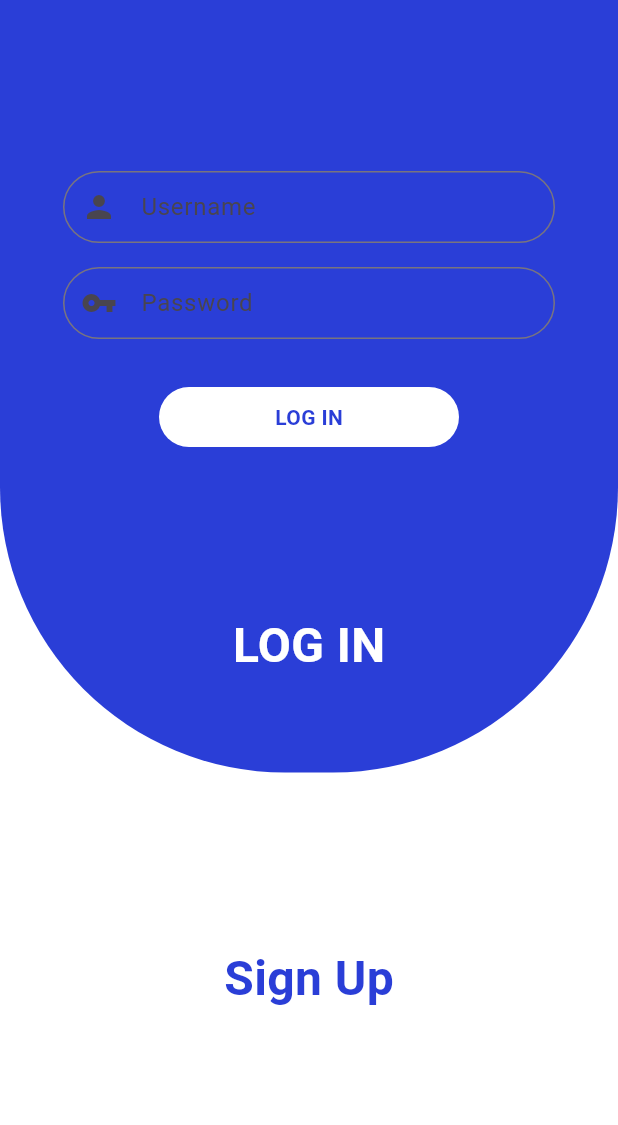
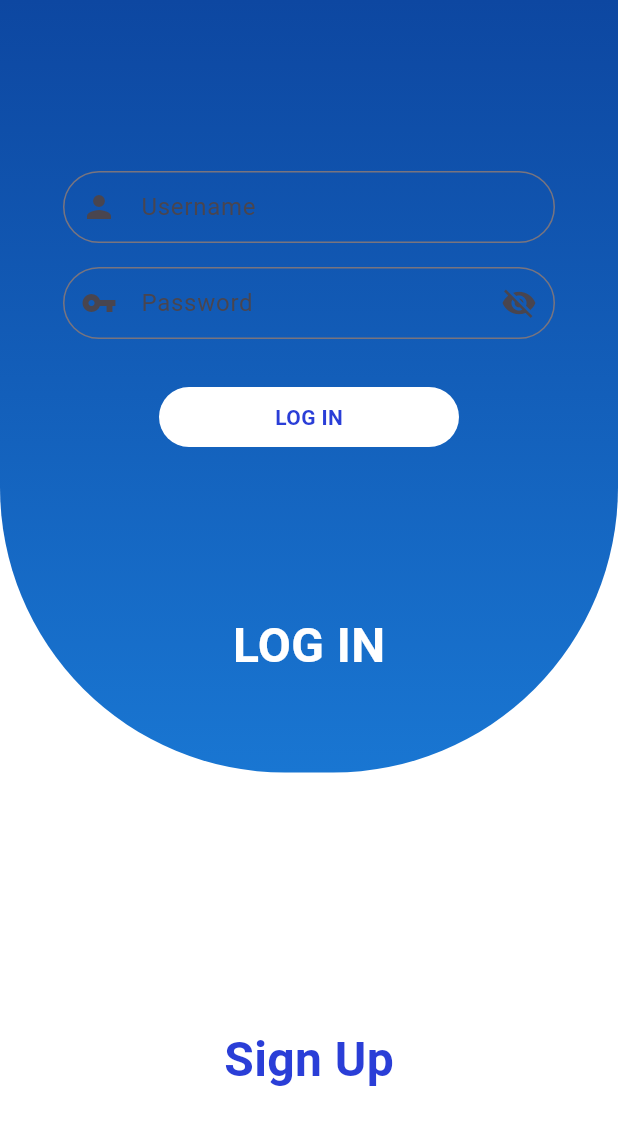
Before and after one commit to gy4an/logmate, a Flutter app: the screen it shows after launch, after a tap on "Sign Up", after a tap on "LOG IN", on a phone screen of 412 x 824 dp. Shown: the top 1125 px of the screen. Run offline on Flutter 3.47's test engine with Material 3 defaults, Android fonts, the phone set to English and light mode, and no system bars; our stand-ins replace shared_preferences, signature.

Commit message:
login&signup screen new ui

```diff
--- a/main/lib/screens/login_screen.dart
+++ b/main/lib/screens/login_screen.dart
@@ -19,14 +19,16 @@ class _LoginScreenState extends State<LoginScreen>
   final TextEditingController _passwordController = TextEditingController();
 
   bool isLogin = true;
+  bool _obscurePassword = true;
+
+  late AnimationController loginController;
   late Animation<double> loginSize;
-  late AnimationController loginController;
-  Duration animationDuration = const Duration(milliseconds: 270);
+
+  final Duration animationDuration = const Duration(milliseconds: 500);
 
   @override
   void initState() {
     super.initState();
-
     // Hide status bar
     SystemChrome.setEnabledSystemUIMode(SystemUiMode.manual, overlays: []);
 
@@ -78,7 +80,6 @@ class _LoginScreenState extends State<LoginScreen>
       return;
     }
 
-    // ✅ Login successful → navigate based on stored role
     ScaffoldMessenger.of(context).showSnackBar(
       SnackBar(content: Text('Welcome, ${user['username']}!')),
     );
@@ -116,12 +117,24 @@ class _LoginScreenState extends State<LoginScreen>
   }
 
   Widget _buildLoginHeader() {
+    return AnimatedBuilder(
+      animation: loginController,
+      builder: (context, child) {
+        final double curvedHeight = Tween<double>(
+          begin: MediaQuery.of(context).size.height / 1.6,
+          end: 220,
+        ).evaluate(CurvedAnimation(parent: loginController, curve: Curves.easeInOut));
+
         return Container(
           padding: const EdgeInsets.only(bottom: 62, top: 16),
           width: MediaQuery.of(context).size.width,
-      height: loginSize.value,
+          height: curvedHeight,
           decoration: const BoxDecoration(
-        color: Color(0XFF2a3ed7),
+            gradient: const LinearGradient(
+  colors: [Color(0xFF0D47A1), Color(0xFF1976D2)],
+  begin: Alignment.topCenter,
+  end: Alignment.bottomCenter,
+),
             borderRadius: BorderRadius.only(
               bottomLeft: Radius.circular(190),
               bottomRight: Radius.circular(190),
@@ -149,6 +162,8 @@ class _LoginScreenState extends State<LoginScreen>
             ),
           ),
         );
+      },
+    );
   }
 
   Widget _buildLoginForm() {
@@ -175,13 +190,25 @@ class _LoginScreenState extends State<LoginScreen>
                 const SizedBox(height: 16),
                 TextField(
                   controller: _passwordController,
-                  obscureText: true,
+                  obscureText: _obscurePassword,
                   style: const TextStyle(color: Colors.black, height: 0.5),
-                  decoration: const InputDecoration(
-                    prefixIcon: Icon(Icons.vpn_key),
+                  decoration: InputDecoration(
+                    prefixIcon: const Icon(Icons.vpn_key),
                     hintText: 'Password',
-                    border: OutlineInputBorder(
+                    border: const OutlineInputBorder(
                       borderRadius: BorderRadius.all(Radius.circular(32)),
+                    ),
+                    suffixIcon: IconButton(
+                      icon: Icon(
+                        _obscurePassword
+                            ? Icons.visibility_off
+                            : Icons.visibility,
+                      ),
+                      onPressed: () {
+                        setState(() {
+                          _obscurePassword = !_obscurePassword;
+                        });
+                      },
                     ),
                   ),
                 ),
@@ -214,74 +241,15 @@ class _LoginScreenState extends State<LoginScreen>
     );
   }
 
-  Widget _buildRegisterComponents() {
-    return Padding(
-      padding: const EdgeInsets.symmetric(horizontal: 42, vertical: 32),
-      child: Column(
-        mainAxisSize: MainAxisSize.min,
-        children: <Widget>[
-          const Padding(
-            padding: EdgeInsets.only(bottom: 32),
-            child: Text(
-              'Sign Up',
-              style: TextStyle(
-                fontSize: 32,
-                fontWeight: FontWeight.bold,
-                color: Color(0XFF2a3ed7),
-              ),
-            ),
-          ),
-          ElevatedButton(
-            style: ElevatedButton.styleFrom(
-              backgroundColor: const Color(0XFF2a3ed7),
-              foregroundColor: Colors.white,
-            ),
-            onPressed: _goToSignup,
-            child: const Text("Go to Sign Up"),
-          ),
-        ],
-      ),
-    );
-  }
-
-  @override
-  Widget build(BuildContext context) {
-    final double defaultLoginSize = MediaQuery.of(context).size.height / 1.6;
-
-    loginSize = Tween<double>(
-      begin: defaultLoginSize,
-      end: 200,
-    ).animate(CurvedAnimation(parent: loginController, curve: Curves.linear));
-
-    return Scaffold(
-      backgroundColor: Colors.white,
-      body: Stack(
-        children: <Widget>[
-          // Blue arc header
-          AnimatedBuilder(
-            animation: loginController,
-            builder: (context, child) => _buildLoginHeader(),
-          ),
-
-          // Login form
-          Align(
-            alignment: Alignment.topCenter,
-            child: SizedBox(
-              width: MediaQuery.of(context).size.width,
-              height: MediaQuery.of(context).size.height / 2,
-              child: Center(child: _buildLoginForm()),
-            ),
-          ),
-
-          // "Sign Up" button at bottom
-          Align(
+  Widget _buildBottomButton() {
+    return Align(
       alignment: Alignment.bottomCenter,
       child: Container(
         color: isLogin && !loginController.isAnimating
             ? Colors.white
             : Colors.transparent,
         width: MediaQuery.of(context).size.width,
-              height: defaultLoginSize / 1.5,
+        height: MediaQuery.of(context).size.height / 3.5,
         child: Visibility(
           visible: isLogin,
           child: GestureDetector(
@@ -290,6 +258,7 @@ class _LoginScreenState extends State<LoginScreen>
               setState(() {
                 isLogin = !isLogin;
               });
+              Future.delayed(animationDuration, _goToSignup);
             },
             child: const Center(
               child: Text(
@@ -304,20 +273,25 @@ class _LoginScreenState extends State<LoginScreen>
           ),
         ),
       ),
-          ),
+    );
+  }
 
-          // Slide-up signup
+  @override
+  Widget build(BuildContext context) {
+    return Scaffold(
+      backgroundColor: Colors.white,
+      body: Stack(
+        children: <Widget>[
+          _buildLoginHeader(),
           Align(
-            alignment: Alignment.bottomCenter,
-            child: IgnorePointer(
-              ignoring: isLogin,
-              child: AnimatedOpacity(
-                opacity: isLogin ? 0.0 : 1.0,
-                duration: animationDuration,
-                child: _buildRegisterComponents(),
+            alignment: Alignment.topCenter,
+            child: SizedBox(
+              width: MediaQuery.of(context).size.width,
+              height: MediaQuery.of(context).size.height / 2,
+              child: Center(child: _buildLoginForm()),
             ),
           ),
-          ),
+          _buildBottomButton(),
         ],
       ),
     );
--- a/main/lib/screens/signup_screen.dart
+++ b/main/lib/screens/signup_screen.dart
@@ -13,9 +13,12 @@ class _SignupScreenState extends State<SignupScreen> {
   final TextEditingController _usernameController = TextEditingController();
   final TextEditingController _emailController = TextEditingController();
   final TextEditingController _passwordController = TextEditingController();
-  final TextEditingController _confirmPasswordController = TextEditingController();
+  final TextEditingController _confirmPasswordController =
+      TextEditingController();
 
-  String _selectedRole = 'user'; // default role
+  String _selectedRole = 'user';
+  bool _obscurePassword = true;
+  bool _obscureConfirmPassword = true;
 
   void _signup() async {
     final username = _usernameController.text.trim();
@@ -56,7 +59,6 @@ class _SignupScreenState extends State<SignupScreen> {
       return;
     }
 
-    // Save new account
     accounts.add({
       'username': username,
       'email': email,
@@ -70,105 +72,160 @@ class _SignupScreenState extends State<SignupScreen> {
       SnackBar(content: Text("Account created successfully for $username")),
     );
 
-    Navigator.pop(context); // go back to login screen
+    Navigator.pop(context);
   }
 
   @override
   Widget build(BuildContext context) {
+    final double screenHeight = MediaQuery.of(context).size.height;
+
     return Scaffold(
-      backgroundColor: const Color(0xFF222831),
-      body: SingleChildScrollView(
+      backgroundColor: Colors.white,
+      body: Stack(
+        children: [
+          // 🟦 Gradient Curved Header
+          Container(
+            height: screenHeight * 0.4,
+            decoration: const BoxDecoration(
+              gradient: LinearGradient(
+                colors: [Color(0xFF0D47A1), Color(0xFF1976D2)],
+                begin: Alignment.topCenter,
+                end: Alignment.bottomCenter,
+              ),
+              borderRadius: BorderRadius.only(
+                bottomLeft: Radius.circular(160),
+                bottomRight: Radius.circular(160),
+              ),
+            ),
+          ),
+
+          // 📝 Form Card
+          SingleChildScrollView(
             child: Padding(
-          padding: const EdgeInsets.all(25.0),
+              padding:
+                  const EdgeInsets.symmetric(horizontal: 28.0, vertical: 60),
               child: Column(
-            crossAxisAlignment: CrossAxisAlignment.start,
+                crossAxisAlignment: CrossAxisAlignment.center,
                 children: [
-              const SizedBox(height: 60),
+                  const SizedBox(height: 40),
                   const Text(
                     "Create Account",
                     style: TextStyle(
                       color: Colors.white,
-                  fontSize: 32,
+                      fontSize: 34,
                       fontWeight: FontWeight.bold,
                     ),
                   ),
-              const SizedBox(height: 40),
+                  const SizedBox(height: 60),
 
+                  // 🧾 Form Container
+                  Container(
+                    padding: const EdgeInsets.all(24),
+                    decoration: BoxDecoration(
+                      color: Colors.white,
+                      borderRadius: BorderRadius.circular(24),
+                      boxShadow: [
+                        BoxShadow(
+                          color: Colors.black12,
+                          blurRadius: 12,
+                          offset: const Offset(0, 4),
+                        ),
+                      ],
+                    ),
+                    child: Column(
+                      children: [
                         // Username
                         TextField(
                           controller: _usernameController,
-                style: const TextStyle(color: Colors.white),
                           decoration: InputDecoration(
+                            prefixIcon: const Icon(Icons.person),
                             labelText: "Username",
-                  labelStyle: const TextStyle(color: Colors.white70),
-                  filled: true,
-                  fillColor: const Color(0xFF393E46),
                             border: OutlineInputBorder(
                               borderRadius: BorderRadius.circular(12),
                             ),
                           ),
                         ),
-              const SizedBox(height: 20),
+                        const SizedBox(height: 18),
 
                         // Email
                         TextField(
                           controller: _emailController,
-                style: const TextStyle(color: Colors.white),
                           decoration: InputDecoration(
+                            prefixIcon: const Icon(Icons.email),
                             labelText: "Email",
-                  labelStyle: const TextStyle(color: Colors.white70),
-                  filled: true,
-                  fillColor: const Color(0xFF393E46),
                             border: OutlineInputBorder(
                               borderRadius: BorderRadius.circular(12),
                             ),
                           ),
                         ),
-              const SizedBox(height: 20),
+                        const SizedBox(height: 18),
 
                         // Password
                         TextField(
                           controller: _passwordController,
-                obscureText: true,
-                style: const TextStyle(color: Colors.white),
+                          obscureText: _obscurePassword,
                           decoration: InputDecoration(
+                            prefixIcon: const Icon(Icons.lock),
                             labelText: "Password",
-                  labelStyle: const TextStyle(color: Colors.white70),
-                  filled: true,
-                  fillColor: const Color(0xFF393E46),
                             border: OutlineInputBorder(
                               borderRadius: BorderRadius.circular(12),
                             ),
+                            suffixIcon: IconButton(
+                              icon: Icon(
+                                _obscurePassword
+                                    ? Icons.visibility_off
+                                    : Icons.visibility,
+                              ),
+                              onPressed: () {
+                                setState(() {
+                                  _obscurePassword = !_obscurePassword;
+                                });
+                              },
                             ),
                           ),
-              const SizedBox(height: 20),
+                        ),
+                        const SizedBox(height: 18),
 
                         // Confirm Password
                         TextField(
                           controller: _confirmPasswordController,
-                obscureText: true,
-                style: const TextStyle(color: Colors.white),
+                          obscureText: _obscureConfirmPassword,
                           decoration: InputDecoration(
+                            prefixIcon: const Icon(Icons.lock_outline),
                             labelText: "Confirm Password",
-                  labelStyle: const TextStyle(color: Colors.white70),
-                  filled: true,
-                  fillColor: const Color(0xFF393E46),
                             border: OutlineInputBorder(
                               borderRadius: BorderRadius.circular(12),
                             ),
+                            suffixIcon: IconButton(
+                              icon: Icon(
+                                _obscureConfirmPassword
+                                    ? Icons.visibility_off
+                                    : Icons.visibility,
+                              ),
+                              onPressed: () {
+                                setState(() {
+                                  _obscureConfirmPassword =
+                                      !_obscureConfirmPassword;
+                                });
+                              },
                             ),
                           ),
-              const SizedBox(height: 25),
+                        ),
+                        const SizedBox(height: 22),
 
                         // Role Selector
                         Row(
+                          mainAxisAlignment: MainAxisAlignment.center,
                           children: [
-                  const Text("Role:", style: TextStyle(color: Colors.white)),
+                            const Text(
+                              "Role:",
+                              style: TextStyle(fontSize: 16),
+                            ),
                             const SizedBox(width: 10),
                             DropdownButton<String>(
-                    dropdownColor: const Color(0xFF393E46),
                               value: _selectedRole,
-                    style: const TextStyle(color: Colors.white),
+                              style: const TextStyle(color: Colors.black),
+                              dropdownColor: Colors.white,
                               items: ['user', 'admin'].map((role) {
                                 return DropdownMenuItem(
                                   value: role,
@@ -183,18 +240,19 @@ class _SignupScreenState extends State<SignupScreen> {
                             ),
                           ],
                         ),
-              const SizedBox(height: 30),
+                        const SizedBox(height: 28),
 
-              // Sign Up Button
+                        // 🟢 Sign Up Button
                         SizedBox(
                           width: double.infinity,
                           height: 55,
                           child: ElevatedButton(
                             style: ElevatedButton.styleFrom(
-                    backgroundColor: const Color(0xFF00ADB5),
+                              backgroundColor: const Color(0xFF2a3ed7),
                               shape: RoundedRectangleBorder(
                                 borderRadius: BorderRadius.circular(12),
                               ),
+                              elevation: 4,
                             ),
                             onPressed: _signup,
                             child: const Text(
@@ -207,16 +265,20 @@ class _SignupScreenState extends State<SignupScreen> {
                             ),
                           ),
                         ),
+                      ],
+                    ),
+                  ),
 
-              const SizedBox(height: 25),
-              Center(
-                child: TextButton(
+                  const SizedBox(height: 24),
+                  TextButton(
                     onPressed: () {
                       Navigator.pop(context);
                     },
                     child: const Text(
                       "Already have an account? Log in",
-                    style: TextStyle(color: Colors.white70),
+                      style: TextStyle(
+                        color: Color(0xFF2a3ed7),
+                        fontWeight: FontWeight.bold,
                       ),
                     ),
                   ),
@@ -224,6 +286,8 @@ class _SignupScreenState extends State<SignupScreen> {
               ),
             ),
           ),
+        ],
+      ),
     );
   }
 }
```
Lines whose indentation alone changed are shown as unchanged.
